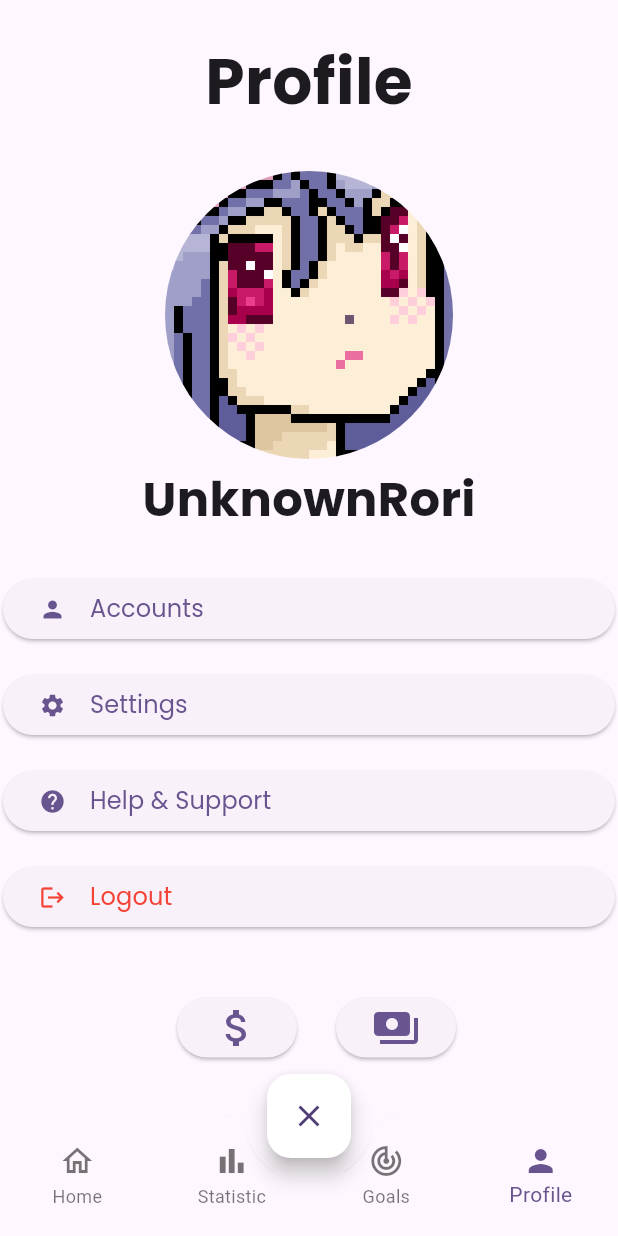
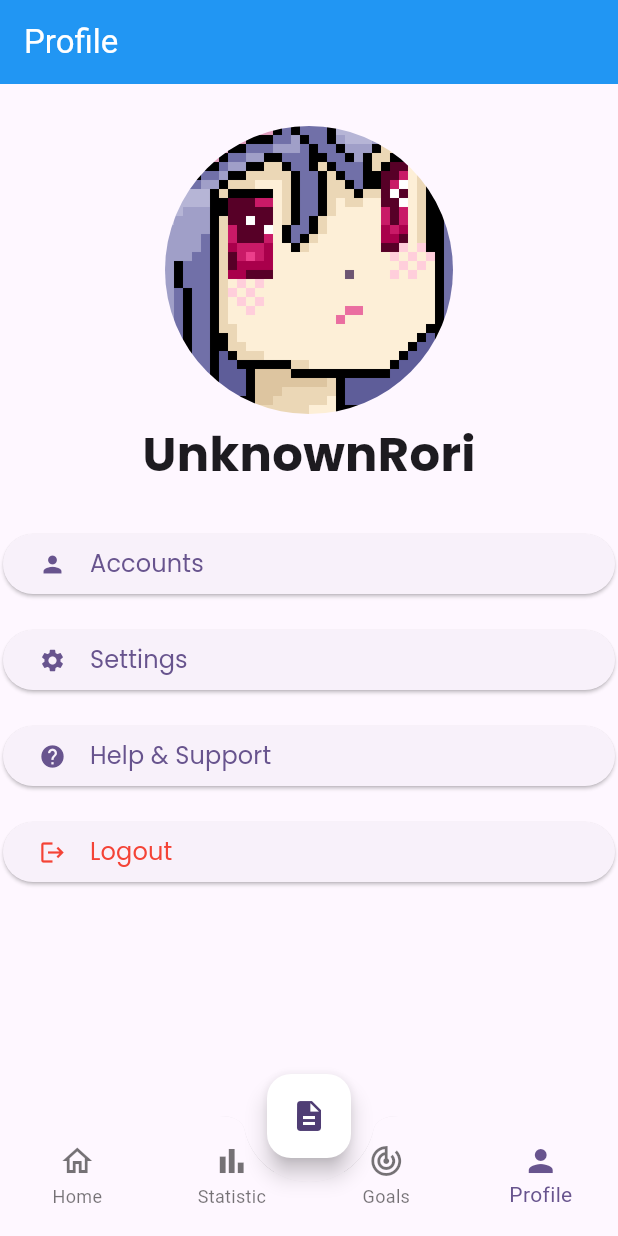
Before and after one commit to UnknownRori/budgetmate, a Flutter app: the screen it shows after launch, swiped to page 4, on a phone screen of 412 x 824 dp. Run offline on Flutter 3.47's test engine with Material 3 defaults, Android fonts, the light colour scheme and no system bars.

Commit message:
📦 improve dev experience for styling

```diff
--- a/lib/main.dart
+++ b/lib/main.dart
@@ -1,4 +1,5 @@
 import 'package:budget_mate/page/add_budget.dart';
+import 'package:budget_mate/page/add_expense.dart';
 import 'package:budget_mate/page/goals_page.dart';
 import 'package:budget_mate/page/home_page.dart';
 import 'package:budget_mate/page/profile_page.dart';
@@ -56,7 +57,7 @@ class _MainPageState extends State<MainPage> {
             left: MediaQuery.of(context).size.width / 2.0 - 44 * 2,
             child: AnimatedOpacity(
               duration: const Duration(milliseconds: 500),
-              opacity: _isButtonExpanded ? 0.0 : 1.0,
+              opacity: _isButtonExpanded ? 1.0 : 0.0,
               child: Center(
                 child: Row(
                   children: [
@@ -68,7 +69,9 @@ class _MainPageState extends State<MainPage> {
                           duration: Duration(seconds: 1),
                         ),
                       ),
-                      onPressed: () {},
+                      onPressed: () {
+                        changePageAnimation(context, AddBudgetPage());
+                      },
                       child: const Row(
                         children: [
                           Icon(Icons.attach_money, size: 32),
@@ -84,7 +87,9 @@ class _MainPageState extends State<MainPage> {
                           duration: Duration(seconds: 1),
                         ),
                       ),
-                      onPressed: () {},
+                      onPressed: () {
+                        changePageAnimation(context, AddExpensePage());
+                      },
                       child: const Row(
                         children: [
                           Icon(Icons.payments, size: 32),
@@ -115,8 +120,8 @@ class _MainPageState extends State<MainPage> {
               },
               key: ValueKey<bool>(_isButtonExpanded),
               child: _isButtonExpanded
-                  ? const Icon(Icons.description)
-                  : const Icon(Icons.close),
+                  ? const Icon(Icons.close)
+                  : const Icon(Icons.description),
             ),
           );
         },
--- a/lib/page/profile_page.dart
+++ b/lib/page/profile_page.dart
@@ -6,16 +6,39 @@ class ProfilePage extends StatelessWidget {
 
   @override
   Widget build(BuildContext context) {
+    return Scaffold(
+      appBar: AppBar(
+        backgroundColor: Colors.blue,
+        title: const Text(
+          'Profile',
+          style: TextStyle(color: Colors.white),
+        ),
+      ),
+      body: LayoutBuilder(
+        builder: (BuildContext context, BoxConstraints constraints) {
+          if (constraints.maxWidth <= 600) {
+            return ProfileMobile();
+          } else if (constraints.maxWidth <= 1200) {
+            return ProfileMobile();
+          } else {
+            return ProfileMobile();
+          }
+        },
+      ),
+    );
+  }
+}
+
+class ProfileMobile extends StatelessWidget {
+  const ProfileMobile({super.key});
+
+  @override
+  Widget build(BuildContext context) {
     return SafeArea(
       child: Container(
         margin: EdgeInsets.only(left: 2, right: 2, top: 24, bottom: 24),
         child: Column(
           children: [
-            const Text(
-              "Profile",
-              style: title,
-            ),
-            const SizedBox(height: 26),
             SizedBox(
               width: 200,
               height: 200,
@@ -27,56 +50,56 @@ class ProfilePage extends StatelessWidget {
                 ),
               ),
             ),
-            const Text(
+            Text(
               "UnknownRori",
-              style: subtitle,
+              style: mobile.subtitle,
             ),
             const SizedBox(height: 26),
             Column(
               children: [
                 ElevatedButton(
                   onPressed: () {},
-                  child: const Row(
+                  child: Row(
                     children: [
-                      Icon(Icons.person),
-                      SizedBox(width: 16),
-                      Text("Accounts", style: text)
+                      const Icon(Icons.person),
+                      const SizedBox(width: 16),
+                      Text("Accounts", style: mobile.text)
                     ],
                   ),
                 ),
                 const SizedBox(height: 16),
                 ElevatedButton(
                   onPressed: () {},
-                  child: const Row(
+                  child: Row(
                     children: [
-                      Icon(Icons.settings),
-                      SizedBox(width: 16),
-                      Text("Settings", style: text)
+                      const Icon(Icons.settings),
+                      const SizedBox(width: 16),
+                      Text("Settings", style: mobile.text)
                     ],
                   ),
                 ),
                 const SizedBox(height: 16),
                 ElevatedButton(
                   onPressed: () {},
-                  child: const Row(
+                  child: Row(
                     children: [
-                      Icon(Icons.help),
-                      SizedBox(width: 16),
-                      Text("Help & Support", style: text)
+                      const Icon(Icons.help),
+                      const SizedBox(width: 16),
+                      Text("Help & Support", style: mobile.text)
                     ],
                   ),
                 ),
                 const SizedBox(height: 16),
                 ElevatedButton(
                   onPressed: () {},
-                  child: const Row(
+                  child: Row(
                     children: [
-                      Icon(
+                      const Icon(
                         Icons.logout,
                         color: Colors.red,
                       ),
-                      SizedBox(width: 16),
-                      Text("Logout", style: textDanger)
+                      const SizedBox(width: 16),
+                      Text("Logout", style: mobile.textDanger)
                     ],
                   ),
                 ),
--- a/lib/utils/theme.dart
+++ b/lib/utils/theme.dart
@@ -1,12 +1,24 @@
 import 'package:flutter/material.dart';
 
-const TextStyle title =
-    TextStyle(fontSize: 42, fontWeight: FontWeight.bold, fontFamily: 'poppins');
+class Theme {
+  final TextStyle title;
+  final TextStyle subtitle;
+  final TextStyle text;
+  final TextStyle textDanger;
 
-const TextStyle subtitle =
-    TextStyle(fontSize: 32, fontWeight: FontWeight.bold, fontFamily: 'poppins');
+  const Theme({
+    required this.title,
+    required this.subtitle,
+    required this.text,
+    required this.textDanger,
+  });
+}
 
-const TextStyle text = TextStyle(fontSize: 16, fontFamily: 'poppins');
-
-const TextStyle textDanger =
-    TextStyle(fontSize: 16, color: Colors.red, fontFamily: 'poppins');
+const Theme mobile = Theme(
+  title: TextStyle(
+      fontSize: 42, fontWeight: FontWeight.bold, fontFamily: 'poppins'),
+  subtitle: TextStyle(
+      fontSize: 32, fontWeight: FontWeight.bold, fontFamily: 'poppins'),
+  text: TextStyle(fontSize: 16, fontFamily: 'poppins'),
+  textDanger: TextStyle(fontSize: 16, color: Colors.red, fontFamily: 'poppins'),
+);
```
Also changed, not shown: lib/components/back_button.dart (+1 -10 lines), lib/page/add_expense.dart (added, +48 -0 lines).
